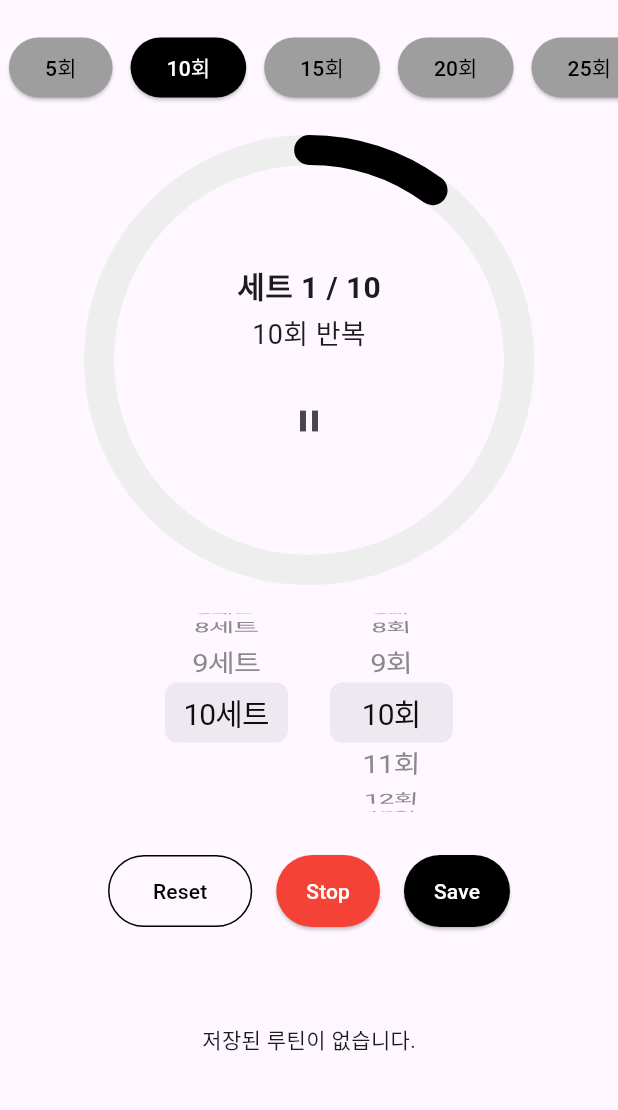
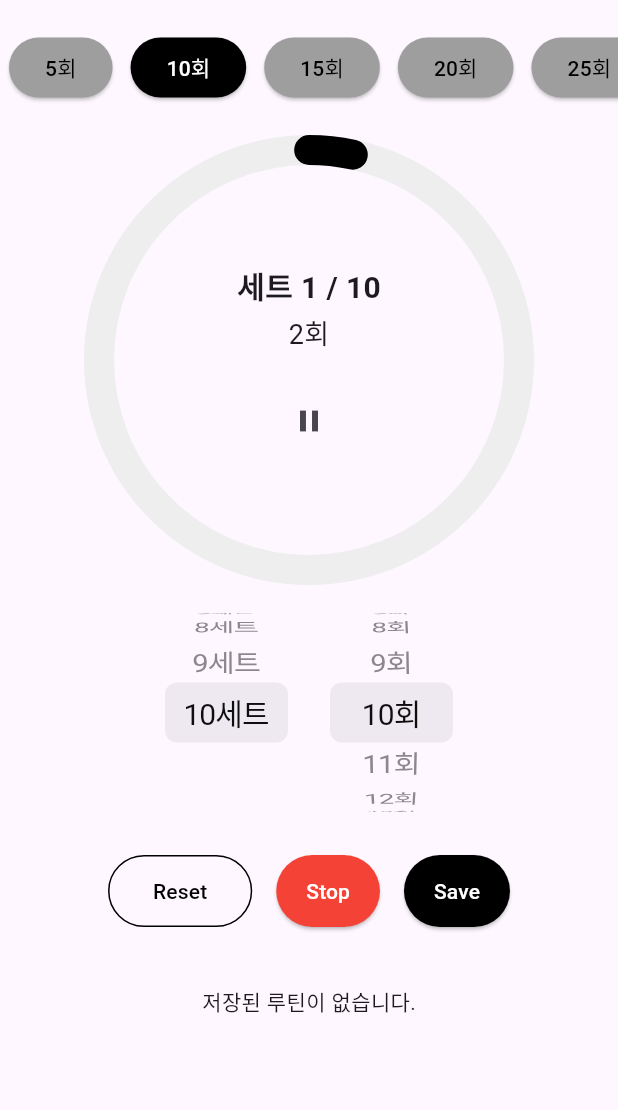
Before and after one commit to Xeostop1/flutter-workoutcounter, a Flutter app: the screen it shows after launch, scrolled down 360 dp, after a tap on the "play arrow" icon, on a phone screen of 412 x 824 dp, the part 84-1194 px from its top. Run offline on Flutter 3.47's test engine with Material 3 defaults, Android fonts, the phone set to English and light mode, and no system bars; our stand-ins replace flutter_tts, google_mobile_ads, shared_preferences; network calls fail; statements that could not run were skipped; project files that could hold a hidden picture were left out.

Commit message:
error: google_mobile_ads

```diff
--- a/lib/main.dart
+++ b/lib/main.dart
@@ -1,9 +1,13 @@
 import 'package:flutter/material.dart';
-import 'screens/workout_screen.dart'; // ✅ 꼭 필요
+import 'package:google_mobile_ads/google_mobile_ads.dart';
+import 'screens/workout_screen.dart';
 
 void main() {
+  WidgetsFlutterBinding.ensureInitialized(); // 반드시 맨 앞에!
+  MobileAds.instance.initialize();           // AdMob SDK 초기화
   runApp(const MyApp());
 }
+
 
 class MyApp extends StatelessWidget {
   const MyApp({super.key});
@@ -11,7 +15,10 @@ class MyApp extends StatelessWidget {
   Widget build(BuildContext context) {
     return MaterialApp(
       title: 'Workout Counter',
-      home: WorkoutScreen(), // ✅ 오류 메시지 발생 부분
+      theme: ThemeData(
+        primarySwatch: Colors.blue,
+      ),
+      home: const WorkoutScreen(),
     );
   }
 }
--- a/lib/screens/workout_screen.dart
+++ b/lib/screens/workout_screen.dart
@@ -5,6 +5,7 @@ import '../screens/routine_list_screen.dart';
 import '../view_models/tts_viewmodel.dart';
 import '../view_models/workout_viewmodel.dart';
 import '../view_models/routine_viewmodel.dart';
+import '../widgets/banner_ad_widget.dart';
 import '../widgets/reset_button.dart';
 import '../widgets/save_button.dart';
 import '../widgets/repeat_count_buttons.dart';
@@ -38,9 +39,9 @@ class _WorkoutScreenState extends State<WorkoutScreen> {
   List<Routine> _routines = []; // *** 루틴 상태 변수 추가 ***
 
 
-   // *** Stop 상태: 운동은 끝났으나, 현재 세트/회차는 기억됨 ***
+  // *** Stop 상태: 운동은 끝났으나, 현재 세트/회차는 기억됨 ***
 
-    /// 완전 정지: 타이머 종료하고, isRunning=false 로 전환
+  /// 완전 정지: 타이머 종료하고, isRunning=false 로 전환
   void _stopWorkout() {
     _timer?.cancel();           // 타이머만 멈추고
     _ttsViewModel.stop();       // TTS도 멈춥니다
@@ -314,6 +315,7 @@ class _WorkoutScreenState extends State<WorkoutScreen> {
               totalSets: settings.totalSets,
               currentSet: _currentSet,
               repeatCount: settings.repeatCount,
+              currentCount: _currentCount,
               restSeconds: _restTimeRemaining?.inSeconds ?? settings.breakTime.inSeconds,
               progress: _progress,
               onStartPressed: _isRunning ? _togglePauseResume : _startTimer,
@@ -377,7 +379,7 @@ class _WorkoutScreenState extends State<WorkoutScreen> {
                 },
               ),
             ),
-
+            const BannerAdWidget(),
 
           ],
         ),
--- /dev/null
+++ b/lib/widgets/banner_ad_widget.dart
@@ -0,0 +1,56 @@
+// lib/widgets/banner_ad_widget.dart
+import 'package:flutter/material.dart';
+import 'package:google_mobile_ads/google_mobile_ads.dart';
+
+/// BannerAdWidget: AdMob 배너 광고 표시용 위젯
+class BannerAdWidget extends StatefulWidget {
+  const BannerAdWidget({Key? key}) : super(key: key);
+  @override
+  State<BannerAdWidget> createState() => _BannerAdWidgetState();
+}
+
+class _BannerAdWidgetState extends State<BannerAdWidget> {
+  late BannerAd _bannerAd;
+  bool _isAdLoaded = false;
+
+  @override
+  void initState() {
+    super.initState();
+    _bannerAd = BannerAd(
+      // 테스트용 Ad Unit ID (릴리즈 시 실제 ID로 교체)
+      adUnitId: 'ca-app-pub-8767148588180199~2472701151',  // *** 테스트용 ID 사용 ***
+      size: AdSize.banner,
+      request: const AdRequest(),
+      listener: BannerAdListener(
+        onAdLoaded: (ad) {
+          setState(() {
+            _isAdLoaded = true;
+          });
+        },
+        onAdFailedToLoad: (ad, error) {
+          ad.dispose();
+          debugPrint('🔥 BannerAd failed to load: $error');
+        },
+      ),
+    )..load();
+  }
+
+  @override
+  void dispose() {
+    _bannerAd.dispose();
+    super.dispose();
+  }
+
+  @override
+  Widget build(BuildContext context) {
+    // 광고 로딩 전에는 빈 공간 확보
+    if (!_isAdLoaded) {
+      return const SizedBox(height: 50);
+    }
+    return SizedBox(
+      width: _bannerAd.size.width.toDouble(),
+      height: _bannerAd.size.height.toDouble(),
+      child: AdWidget(ad: _bannerAd),
+    );
+  }
+}
--- a/lib/widgets/workout_circle.dart
+++ b/lib/widgets/workout_circle.dart
@@ -1,8 +1,10 @@
+// lib/widgets/workout_circle.dart
 import 'package:flutter/material.dart';
 
-class WorkoutCircle extends StatelessWidget {
+class WorkoutCircle extends StatefulWidget {
   final int totalSets;
   final int currentSet;
+  final int currentCount;
   final int repeatCount;
   final int restSeconds;
   final double progress;
@@ -11,11 +13,13 @@ class WorkoutCircle extends StatelessWidget {
   final bool isRunning;
   final bool isPaused;
   final bool isResting;
+  final Duration animationDuration;
 
   const WorkoutCircle({
     super.key,
     required this.totalSets,
     required this.currentSet,
+    required this.currentCount,
     required this.repeatCount,
     required this.restSeconds,
     required this.progress,
@@ -24,16 +28,56 @@ class WorkoutCircle extends StatelessWidget {
     required this.isRunning,
     required this.isPaused,
     required this.isResting,
+    this.animationDuration = const Duration(milliseconds: 500),
   });
+
+  @override
+  _WorkoutCircleState createState() => _WorkoutCircleState();
+}
+
+class _WorkoutCircleState extends State<WorkoutCircle>
+    with SingleTickerProviderStateMixin {
+  late AnimationController _controller;
+
+  @override
+  void initState() {
+    super.initState();
+    // controller 초기값을 widget.progress로 세팅
+    _controller = AnimationController(
+      vsync: this,
+      lowerBound: 0,
+      upperBound: 1,
+      duration: widget.animationDuration,
+      value: widget.progress,
+    );
+  }
+
+  @override
+  void didUpdateWidget(covariant WorkoutCircle old) {
+    super.didUpdateWidget(old);
+    if (old.progress != widget.progress) {
+      // 이전 값에서 새 값으로 부드럽게 애니메이트
+      _controller.animateTo(
+        widget.progress,
+        duration: widget.animationDuration,
+        curve: Curves.easeInOut,
+      );
+    }
+  }
 
   @override
   Widget build(BuildContext context) {
     return SizedBox(
       width: 300,
       height: 300,
-      child: Stack(
+      child: AnimatedBuilder(
+        animation: _controller,
+        builder: (context, child) {
+          final animValue = _controller.value;
+          return Stack(
             alignment: Alignment.center,
             children: [
+              // 배경 원형
               CustomPaint(
                 size: const Size(300, 300),
                 painter: CirclePainter(
@@ -41,47 +85,65 @@ class WorkoutCircle extends StatelessWidget {
                   color: Colors.grey.shade200,
                 ),
               ),
+              // 진행 원형
               CustomPaint(
                 size: const Size(300, 300),
                 painter: CirclePainter(
-              progress: progress,
-              color: isResting ? Colors.grey : Colors.black,
+                  progress: animValue,
+                  color: widget.isResting ? Colors.grey : Colors.black,
                 ),
               ),
+              // 중앙 UI
               Column(
                 mainAxisSize: MainAxisSize.min,
                 children: [
                   Text(
-                '세트 $currentSet / $totalSets',
-                style: const TextStyle(fontSize: 20, fontWeight: FontWeight.bold),
+                    '세트 ${widget.currentSet} / ${widget.totalSets}',
+                    style: const TextStyle(
+                      fontSize: 20,
+                      fontWeight: FontWeight.bold,
+                    ),
                   ),
                   const SizedBox(height: 4),
-              isResting
+                  widget.isResting
                       ? Text(
-                '휴식 ${restSeconds}초',
-                style: TextStyle(fontSize: 18, color: Colors.grey.shade600),
+                    '휴식 ${widget.restSeconds}초',
+                    style: TextStyle(
+                      fontSize: 18,
+                      color: Colors.grey.shade600,
+                    ),
                   )
                       : Text(
-                '$repeatCount회 반복',
+                    '${widget.currentCount}회',
                     style: const TextStyle(fontSize: 18),
                   ),
                   const SizedBox(height: 20),
                   IconButton(
                     icon: Icon(
-                  isRunning
-                      ? (isPaused ? Icons.play_arrow : Icons.pause)
+                      widget.isRunning
+                          ? (widget.isPaused ? Icons.play_arrow : Icons.pause)
                           : Icons.play_arrow,
                     ),
-                onPressed: (){
-                  print('[WorkoutCircle] onStartPressed 호출 (isRunning=$isRunning isPaused=$isPaused)'); // ***
-                  if (onStartPressed != null) onStartPressed!(); // *** 부모 콜백 무조건 호출 ***
-                },
+                    onPressed: widget.onStartPressed,
+                  ),
+                  if (widget.onStopPressed != null)
+                    IconButton(
+                      icon: const Icon(Icons.stop),
+                      onPressed: widget.onStopPressed,
                     ),
                 ],
               ),
             ],
+          );
+        },
       ),
     );
+  }
+
+  @override
+  void dispose() {
+    _controller.dispose();
+    super.dispose();
   }
 }
 
@@ -96,7 +158,6 @@ class CirclePainter extends CustomPainter {
     final strokeWidth = 20.0;
     final center = Offset(size.width / 2, size.height / 2);
     final radius = (size.width - strokeWidth) / 2;
-
     final paint = Paint()
       ..color = color
       ..strokeWidth = strokeWidth
@@ -105,13 +166,14 @@ class CirclePainter extends CustomPainter {
 
     canvas.drawArc(
       Rect.fromCircle(center: center, radius: radius),
-      -1.57,
-      6.28 * progress,
+      -1.57, // 12시 방향부터 시작
+      2 * 3.1415926535 * progress,
       false,
       paint,
     );
   }
 
   @override
-  bool shouldRepaint(CustomPainter oldDelegate) => true;
+  bool shouldRepaint(CirclePainter old) =>
+      old.progress != progress || old.color != color;
 }
--- a/pubspec.yaml
+++ b/pubspec.yaml
@@ -36,8 +36,7 @@ dependencies:
   shared_preferences: ^2.2.2
   provider: ^6.1.1
   flutter_tts: ^3.8.4
-
-
+  google_mobile_ads: ^2.4.0
 
 dev_dependencies:
   flutter_test:
```
Also changed, not shown: pubspec.lock, 3 other files. Lines whose indentation alone changed are shown as unchanged.
